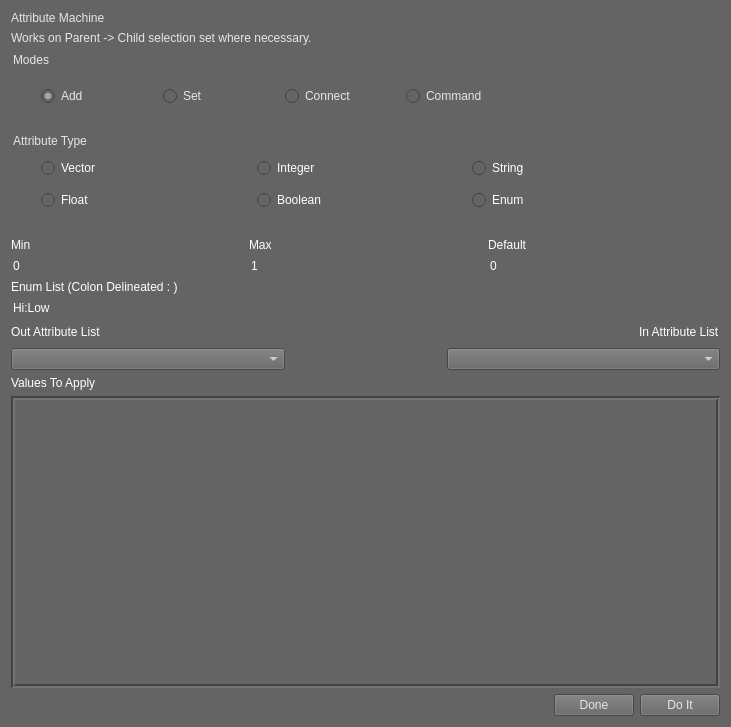
First picture: the form in Python/Maya/RiggingTools/attribute_machine/ui/attribute_machine_ui.ui, repository SleepDeprivedVFX/t_sheets_listener, before the edit.
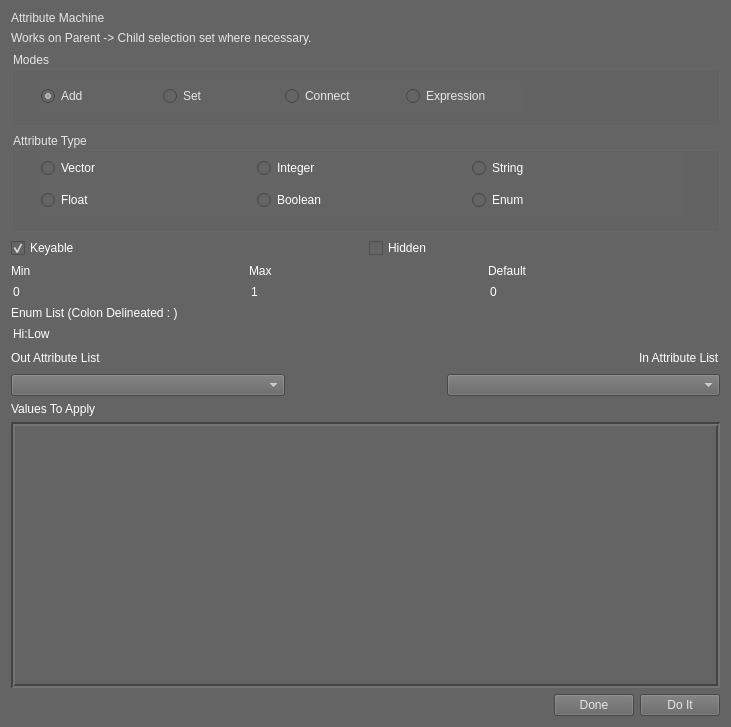
Second picture: the form after the edit.

Commit message: The tool is functional.  Ready for Beta Testing.

Diff of the .ui file:
```diff
--- a/Python/Maya/RiggingTools/attribute_machine/ui/attribute_machine_ui.ui
+++ b/Python/Maya/RiggingTools/attribute_machine/ui/attribute_machine_ui.ui
@@ -86,7 +86,7 @@
        <item>
         <widget class="QRadioButton" name="command_mode">
          <property name="text">
-          <string>Command</string>
+          <string>Expression</string>
          </property>
         </widget>
        </item>
@@ -217,6 +217,43 @@
      </widget>
     </widget>
    </item>
+   <item>
+    <layout class="QHBoxLayout" name="horizontalLayout_8">
+     <item>
+      <widget class="QCheckBox" name="keyable">
+       <property name="styleSheet">
+        <string notr="true">QCheckBox:disabled {
+	color: rgb(117, 117, 177);
+}
+QCheckBox:enabled {
+	color: rgb(255, 255, 255);
+}</string>
+       </property>
+       <property name="text">
+        <string>Keyable</string>
+       </property>
+       <property name="checked">
+        <bool>true</bool>
+       </property>
+      </widget>
+     </item>
+     <item>
+      <widget class="QCheckBox" name="hidden">
+       <property name="styleSheet">
+        <string notr="true">QCheckBox:disabled {
+	color: rgb(117, 117, 177);
+}
+QCheckBox:enabled {
+	color: rgb(255, 255, 255);
+}</string>
+       </property>
+       <property name="text">
+        <string>Hidden</string>
+       </property>
+      </widget>
+     </item>
+    </layout>
+   </item>
    <item>
     <layout class="QHBoxLayout" name="horizontalLayout_5">
      <item>
```
The commit also changes 2 other files.
